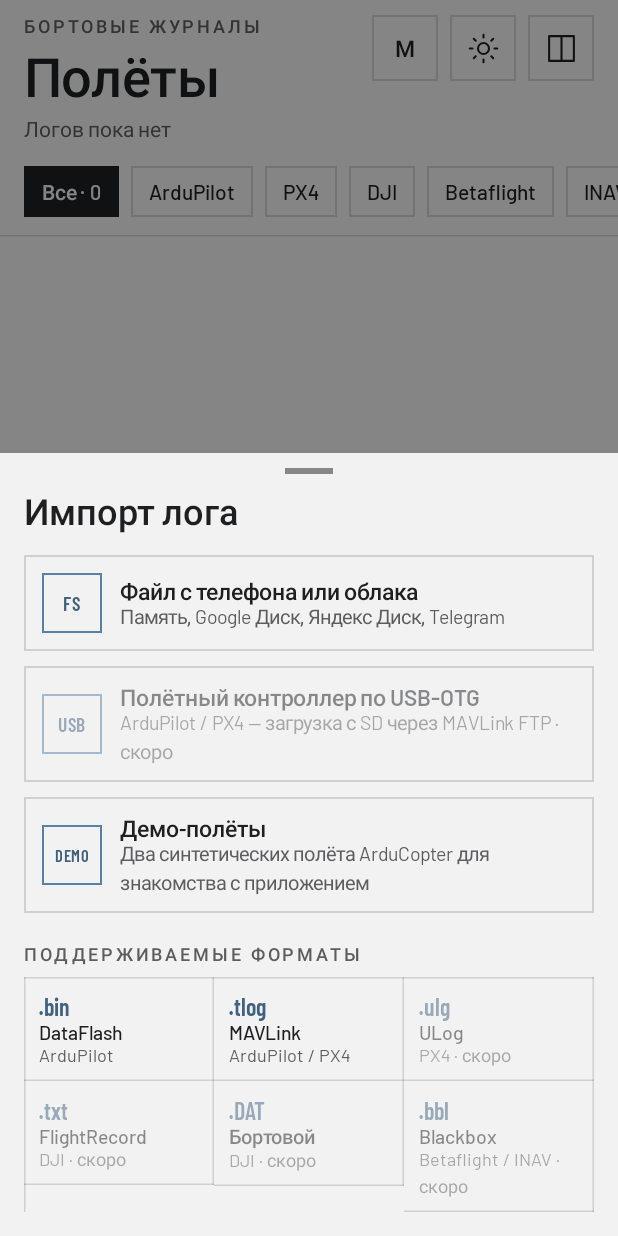
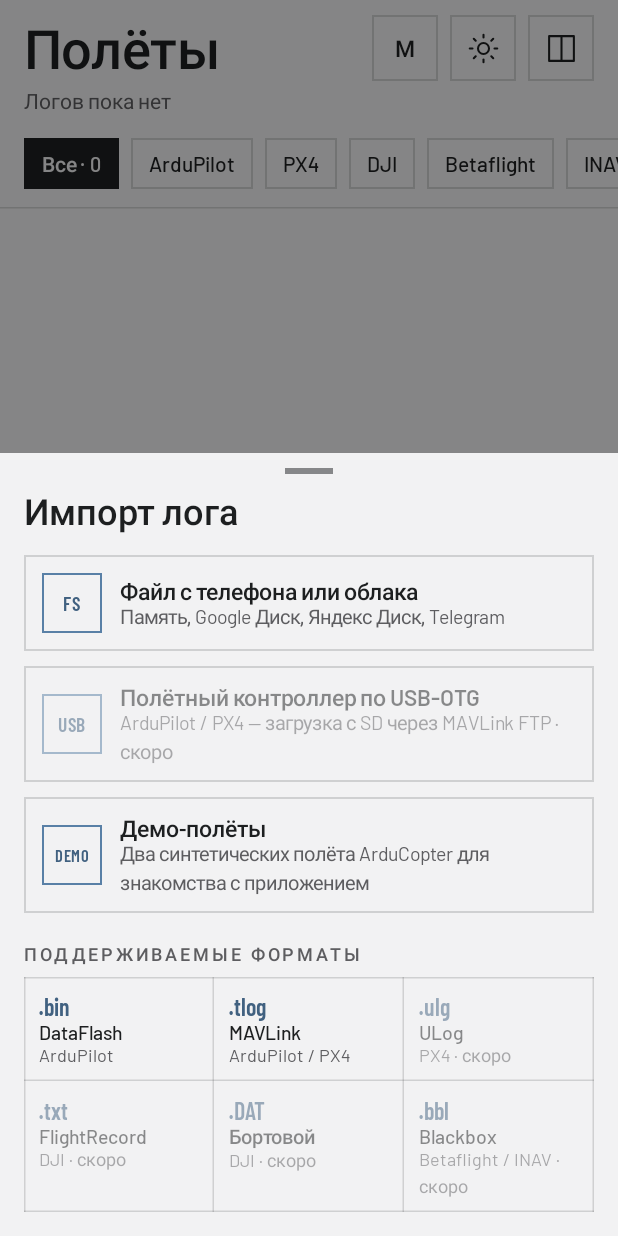
Before and after one commit to biholder/TO-maintenance, an Android app built with Jetpack Compose: the screen it shows after launch (MainActivity), after a tap on "ИМПОРТИРОВАТЬ ЛОГ", on a phone screen of 412 x 824 dp. Run offline under Robolectric (Android 15) with nearby library versions, the phone set to English and light mode, and no system bars.

Commit message:
Library UI fixes: drop kicker, rounded import button, aligned grid cells
- remove the "Бортовые журналы" kicker above the title
- import button: no registration marks, 12dp rounded corners
- ValueGrid rows use intrinsic height so every cell border spans the full
  row (format tiles in the import sheet were misaligned)

Co-Authored-By: Claude Opus 5.5 <noreply@anthropic.com>
Claude-Session: https://claude.ai/code/session_017ti1YQAoSqGPBzuV38bwNT

```diff
--- a/flight-log-reader/native/app/src/main/java/app/flightlog/reader/screens/LibraryScreen.kt
+++ b/flight-log-reader/native/app/src/main/java/app/flightlog/reader/screens/LibraryScreen.kt
@@ -40,7 +40,6 @@ import app.flightlog.reader.ui.Chip
 import app.flightlog.reader.ui.Icon
 import app.flightlog.reader.ui.IconBox
 import app.flightlog.reader.ui.Icons
-import app.flightlog.reader.ui.Kicker
 import app.flightlog.reader.ui.PrimaryButton
 import app.flightlog.reader.ui.SecondaryButton
 import app.flightlog.reader.ui.StatusDot
@@ -70,8 +69,7 @@ fun LibraryScreen(vm: AppViewModel) {
         // Шапка.
         Row(Modifier.fillMaxWidth().padding(start = 16.dp, end = 16.dp, top = 10.dp, bottom = 12.dp), verticalAlignment = Alignment.Top) {
             Column(Modifier.weight(1f)) {
-                Kicker("Бортовые журналы")
-                T("Полёты", Type.h1, modifier = Modifier.padding(top = 4.dp))
+                T("Полёты", Type.h1)
                 T(
                     if (all.isEmpty()) "Логов пока нет"
                     else "${all.size} ${plural(all.size, "лог", "лога", "логов")} · ${durationText(total)} налёта",
@@ -122,6 +120,7 @@ fun LibraryScreen(vm: AppViewModel) {
                 }
             } else {
                 PrimaryButton("Импортировать лог", { vm.sheet = true }, Modifier.fillMaxWidth(),
+                    marks = false, cornerRadius = 12.dp,
                     leading = { Icon(Icons.Upload, tk.onac, size = 20.dp) })
             }
         }
--- a/flight-log-reader/native/app/src/main/java/app/flightlog/reader/ui/Components.kt
+++ b/flight-log-reader/native/app/src/main/java/app/flightlog/reader/ui/Components.kt
@@ -8,6 +8,7 @@ import androidx.compose.foundation.interaction.collectIsPressedAsState
 import androidx.compose.foundation.layout.Arrangement
 import androidx.compose.foundation.layout.Box
 import androidx.compose.foundation.layout.Column
+import androidx.compose.foundation.layout.IntrinsicSize
 import androidx.compose.foundation.layout.Row
 import androidx.compose.foundation.layout.fillMaxHeight
 import androidx.compose.foundation.layout.fillMaxWidth
@@ -17,6 +18,7 @@ import androidx.compose.foundation.layout.padding
 import androidx.compose.foundation.layout.size
 import androidx.compose.foundation.layout.width
 import androidx.compose.foundation.shape.CircleShape
+import androidx.compose.foundation.shape.RoundedCornerShape
 import androidx.compose.foundation.text.BasicText
 import androidx.compose.runtime.Composable
 import androidx.compose.runtime.getValue
@@ -24,6 +26,7 @@ import androidx.compose.runtime.remember
 import androidx.compose.ui.Alignment
 import androidx.compose.ui.Modifier
 import androidx.compose.ui.draw.alpha
+import androidx.compose.ui.draw.clip
 import androidx.compose.ui.draw.drawWithContent
 import androidx.compose.ui.geometry.Offset
 import androidx.compose.ui.graphics.Color
@@ -90,16 +93,19 @@ fun PrimaryButton(
     height: Dp = 52.dp,
     enabled: Boolean = true,
     marks: Boolean = true,
+    cornerRadius: Dp = 0.dp,
     leading: (@Composable () -> Unit)? = null,
 ) {
     val src = remember { MutableInteractionSource() }
     val pressed by src.collectIsPressedAsState()
+    val shape = RoundedCornerShape(cornerRadius)
     Row(
         modifier
             .then(if (marks) Modifier.regMarks(tk.mk) else Modifier)
             .height(height)
             .alpha(if (enabled) 1f else 0.45f)
-            .background(if (pressed) tk.act else tk.ac)
+            .clip(shape)
+            .background(if (pressed) tk.act else tk.ac, shape)
             .clickable(src, null, enabled = enabled, role = Role.Button, onClick = onClick)
             .padding(horizontal = 18.dp),
         horizontalArrangement = Arrangement.Center,
@@ -208,9 +214,10 @@ fun ValueGrid(columns: Int, cells: List<@Composable () -> Unit>, modifier: Modif
         drawLine(dv, Offset(w / 2, 0f), Offset(w / 2, size.height), w)
     }) {
         cells.chunked(columns).forEach { row ->
-            Row(Modifier.fillMaxWidth()) {
+            // Все ячейки строки — одной высоты, иначе рамки соседних ячеек не совпадают.
+            Row(Modifier.fillMaxWidth().height(IntrinsicSize.Min)) {
                 row.forEach { cell ->
-                    Box(Modifier.weight(1f).cellBorder(dv)) { cell() }
+                    Box(Modifier.weight(1f).fillMaxHeight().cellBorder(dv)) { cell() }
                 }
                 repeat(columns - row.size) { Box(Modifier.weight(1f)) }
             }
```
